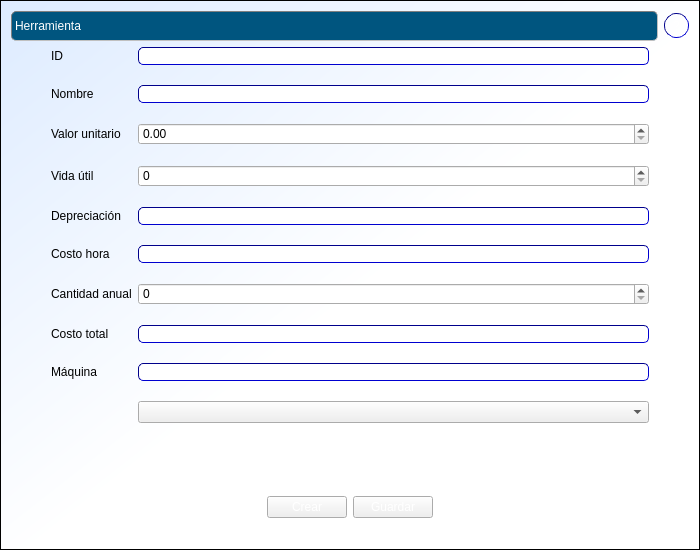
First picture: the form in cosmec/formularioherr.ui, repository Exxu/cosmec-si, before the edit.
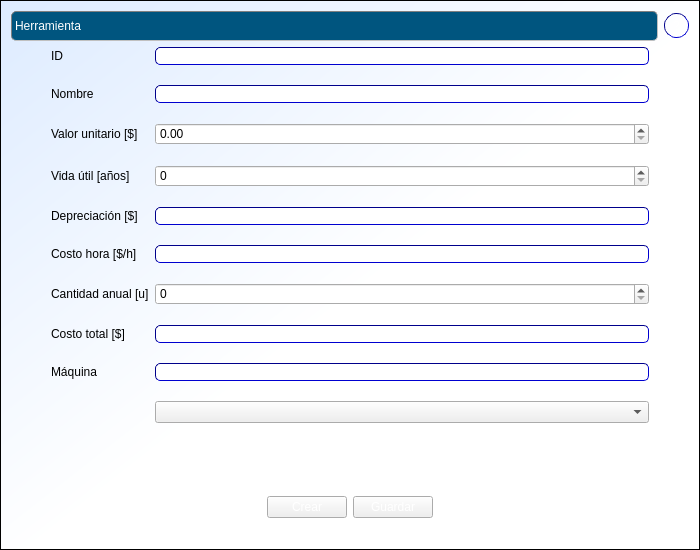
Second picture: the form after the edit. Icons and pictures are not drawn.

Patch:
```diff
--- a/cosmec/formularioherr.ui
+++ b/cosmec/formularioherr.ui
@@ -173,7 +173,7 @@
        <item row="2" column="0">
         <widget class="QLabel" name="label_4">
          <property name="text">
-          <string>Valor unitario</string>
+          <string>Valor unitario [$]</string>
          </property>
         </widget>
        </item>
@@ -187,7 +187,7 @@
        <item row="3" column="0">
         <widget class="QLabel" name="label_5">
          <property name="text">
-          <string>Vida útil</string>
+          <string>Vida útil [años]</string>
          </property>
         </widget>
        </item>
@@ -201,7 +201,7 @@
        <item row="4" column="0">
         <widget class="QLabel" name="label_6">
          <property name="text">
-          <string>Depreciación</string>
+          <string>Depreciación [$]</string>
          </property>
         </widget>
        </item>
@@ -215,7 +215,7 @@
        <item row="5" column="0">
         <widget class="QLabel" name="label_7">
          <property name="text">
-          <string>Costo hora</string>
+          <string>Costo hora [$/h]</string>
          </property>
         </widget>
        </item>
@@ -229,7 +229,7 @@
        <item row="6" column="0">
         <widget class="QLabel" name="label_8">
          <property name="text">
-          <string>Cantidad anual</string>
+          <string>Cantidad anual [u]</string>
          </property>
         </widget>
        </item>
@@ -243,7 +243,7 @@
        <item row="7" column="0">
         <widget class="QLabel" name="label_9">
          <property name="text">
-          <string>Costo total</string>
+          <string>Costo total [$]</string>
          </property>
         </widget>
        </item>
```
